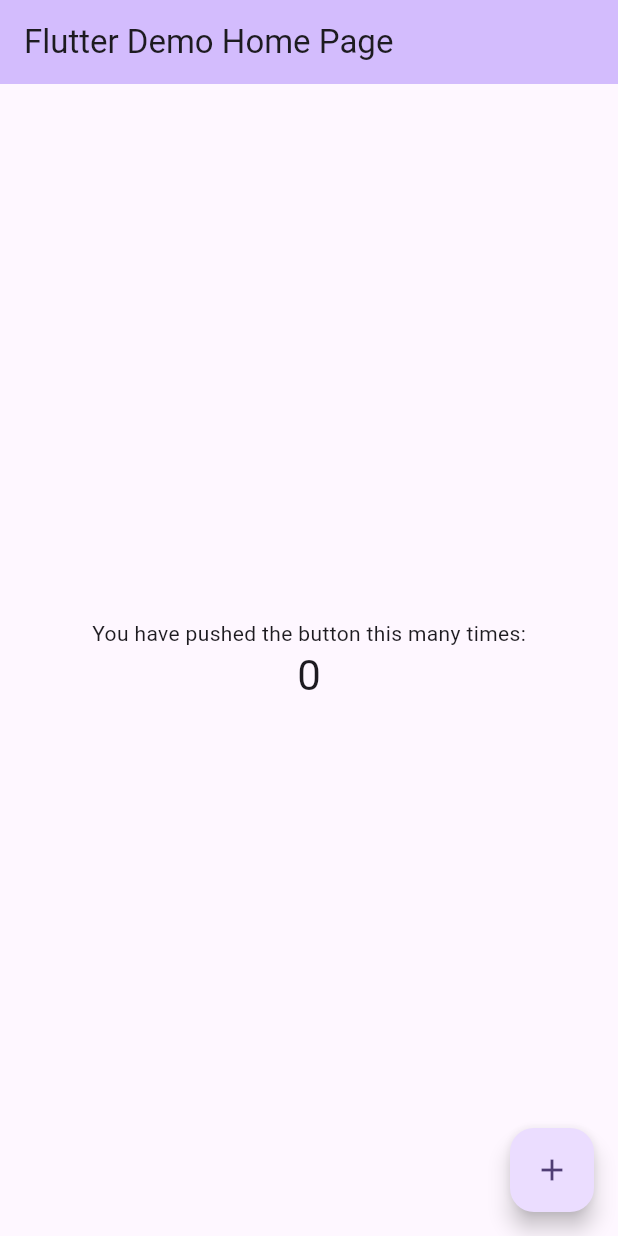
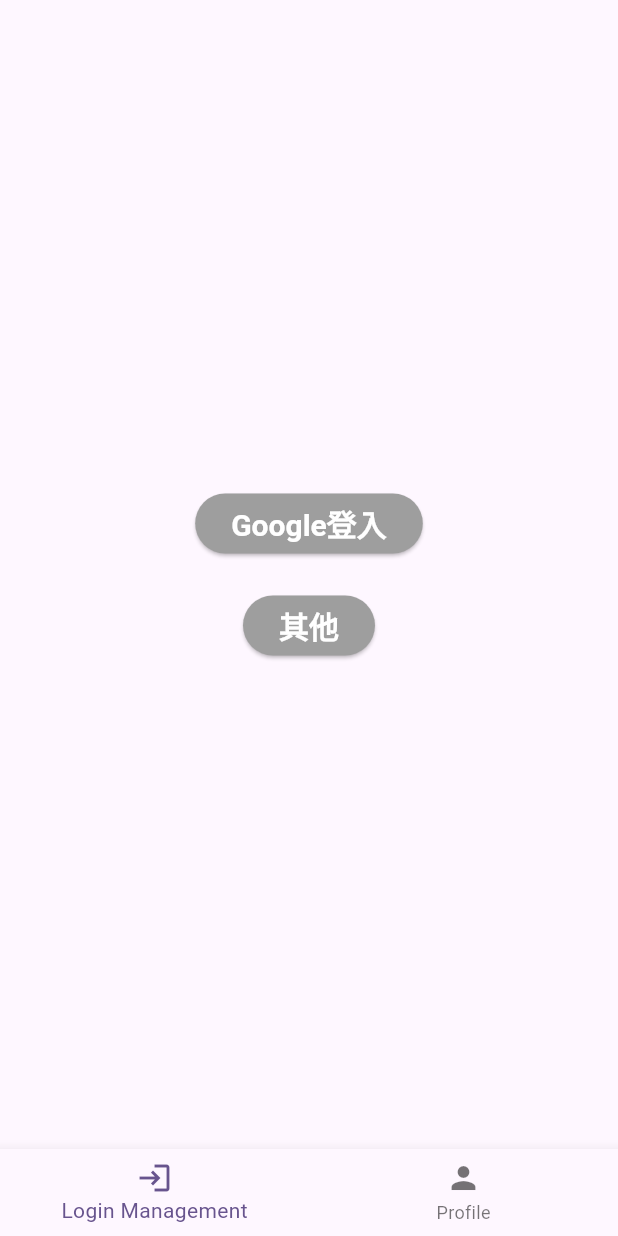
Before and after one commit to nelsonchung/nelson_firebase, a Flutter app: the screen it shows after launch, on a phone screen of 412 x 824 dp. Run offline on Flutter 3.47's test engine with Material 2 defaults, Android fonts, the phone set to English and light mode, and no system bars; our stand-ins replace firebase_core; accounts and stored records are empty.

Commit message:
Commit all files in order to do flutter upgrade

```diff
--- /dev/null
+++ b/lib/home_page.dart
@@ -0,0 +1,41 @@
+import 'package:flutter/material.dart';
+import 'login_management_page.dart';
+import 'profile_page.dart';
+
+class HomePage extends StatefulWidget {
+  @override
+  _HomePageState createState() => _HomePageState();
+}
+
+class _HomePageState extends State<HomePage> {
+  int _currentIndex = 0;
+  final List<Widget> _pages = [
+    LoginManagementPage(),
+    ProfilePage(),
+  ];
+
+  @override
+  Widget build(BuildContext context) {
+    return Scaffold(
+      body: _pages[_currentIndex],
+      bottomNavigationBar: BottomNavigationBar(
+        currentIndex: _currentIndex,
+        onTap: (index) {
+          setState(() {
+            _currentIndex = index;
+          });
+        },
+        items: [
+          BottomNavigationBarItem(
+            icon: Icon(Icons.login),
+            label: 'Login Management',
+          ),
+          BottomNavigationBarItem(
+            icon: Icon(Icons.person),
+            label: 'Profile',
+          ),
+        ],
+      ),
+    );
+  }
+}
--- /dev/null
+++ b/lib/login_management_page.dart
@@ -0,0 +1,51 @@
+import 'package:flutter/material.dart';
+//import 'login_google.dart'; // Import the LoginGooglePage
+
+class LoginManagementPage extends StatelessWidget {
+  @override
+  Widget build(BuildContext context) {
+    return Scaffold(
+      body: Center(
+        child: Column(
+          mainAxisAlignment: MainAxisAlignment.center,
+          children: [
+            ElevatedButton(
+              onPressed: () {
+                /*
+                Navigator.push(
+                  context,
+                  MaterialPageRoute(builder: (context) => LoginGooglePage()), // Navigate to LoginGooglePage when the button is pressed
+                );
+                */
+              },
+              style: ElevatedButton.styleFrom(
+                primary: Colors.grey, // Background color
+                onPrimary: Colors.white, // Text color
+                textStyle: TextStyle(
+                  fontWeight: FontWeight.bold,
+                  fontSize: 20,
+                ),
+              ),
+              child: Text('Google登入'),
+            ),
+            SizedBox(height: 20), // To provide some space between the buttons
+            ElevatedButton(
+              onPressed: () {
+                // Implement other login logic here
+              },
+              style: ElevatedButton.styleFrom(
+                primary: Colors.grey, // Background color
+                onPrimary: Colors.white, // Text color
+                textStyle: TextStyle(
+                  fontWeight: FontWeight.bold,
+                  fontSize: 20,
+                ),
+              ),
+              child: Text('其他'),
+            ),
+          ],
+        ),
+      ),
+    );
+  }
+}
--- a/lib/main.dart
+++ b/lib/main.dart
@@ -1,125 +1,72 @@
 import 'package:flutter/material.dart';
+import 'dart:async';
+import 'home_page.dart';
+//for firebase
+import 'package:firebase_core/firebase_core.dart';
+import 'firebase_options.dart';
 
 void main() {
   runApp(const MyApp());
 }
 
 class MyApp extends StatelessWidget {
-  const MyApp({super.key});
+  const MyApp({Key? key}) : super(key: key);
 
-  // This widget is the root of your application.
   @override
   Widget build(BuildContext context) {
     return MaterialApp(
       title: 'Flutter Demo',
       theme: ThemeData(
-        // This is the theme of your application.
-        //
-        // TRY THIS: Try running your application with "flutter run". You'll see
-        // the application has a blue toolbar. Then, without quitting the app,
-        // try changing the seedColor in the colorScheme below to Colors.green
-        // and then invoke "hot reload" (save your changes or press the "hot
-        // reload" button in a Flutter-supported IDE, or press "r" if you used
-        // the command line to start the app).
-        //
-        // Notice that the counter didn't reset back to zero; the application
-        // state is not lost during the reload. To reset the state, use hot
-        // restart instead.
-        //
-        // This works for code too, not just values: Most code changes can be
-        // tested with just a hot reload.
         colorScheme: ColorScheme.fromSeed(seedColor: Colors.deepPurple),
         useMaterial3: true,
       ),
-      home: const MyHomePage(title: 'Flutter Demo Home Page'),
+      home: SplashScreen(),
     );
   }
 }
 
-class MyHomePage extends StatefulWidget {
-  const MyHomePage({super.key, required this.title});
+class SplashScreen extends StatefulWidget {
+  @override
+  _SplashScreenState createState() => _SplashScreenState();
+}
 
-  // This widget is the home page of your application. It is stateful, meaning
-  // that it has a State object (defined below) that contains fields that affect
-  // how it looks.
-
-  // This class is the configuration for the state. It holds the values (in this
-  // case the title) provided by the parent (in this case the App widget) and
-  // used by the build method of the State. Fields in a Widget subclass are
-  // always marked "final".
-
-  final String title;
+class _SplashScreenState extends State<SplashScreen> {
+  int imageIndex = 0;
+  List<String> images = ['assets/1.jpg', 'assets/2.jpg'];
 
   @override
-  State<MyHomePage> createState() => _MyHomePageState();
-}
+  void initState() {
+    super.initState();
+    _initializeFirebase();
+    _updateView();
+  }
 
-class _MyHomePageState extends State<MyHomePage> {
-  int _counter = 0;
+  Future<void> _initializeFirebase() async {
+    await Firebase.initializeApp(
+      options: DefaultFirebaseOptions.currentPlatform,
+    );
+  }
 
-  void _incrementCounter() {
-    setState(() {
-      // This call to setState tells the Flutter framework that something has
-      // changed in this State, which causes it to rerun the build method below
-      // so that the display can reflect the updated values. If we changed
-      // _counter without calling setState(), then the build method would not be
-      // called again, and so nothing would appear to happen.
-      _counter++;
+  _updateView() {
+    Future.delayed(Duration(seconds: 3), () {  // Remove the R after 3
+      if (imageIndex < images.length - 1) {
+        setState(() {
+          imageIndex++;
+        });
+        _updateView();
+      } else {
+        Navigator.pushReplacement(
+            context, MaterialPageRoute(builder: (_) => HomePage()));
+      }
     });
   }
 
   @override
   Widget build(BuildContext context) {
-    // This method is rerun every time setState is called, for instance as done
-    // by the _incrementCounter method above.
-    //
-    // The Flutter framework has been optimized to make rerunning build methods
-    // fast, so that you can just rebuild anything that needs updating rather
-    // than having to individually change instances of widgets.
     return Scaffold(
-      appBar: AppBar(
-        // TRY THIS: Try changing the color here to a specific color (to
-        // Colors.amber, perhaps?) and trigger a hot reload to see the AppBar
-        // change color while the other colors stay the same.
-        backgroundColor: Theme.of(context).colorScheme.inversePrimary,
-        // Here we take the value from the MyHomePage object that was created by
-        // the App.build method, and use it to set our appbar title.
-        title: Text(widget.title),
+      body: Center(
+        child: Image.asset(images[imageIndex]),
       ),
-      body: Center(
-        // Center is a layout widget. It takes a single child and positions it
-        // in the middle of the parent.
-        child: Column(
-          // Column is also a layout widget. It takes a list of children and
-          // arranges them vertically. By default, it sizes itself to fit its
-          // children horizontally, and tries to be as tall as its parent.
-          //
-          // Column has various properties to control how it sizes itself and
-          // how it positions its children. Here we use mainAxisAlignment to
-          // center the children vertically; the main axis here is the vertical
-          // axis because Columns are vertical (the cross axis would be
-          // horizontal).
-          //
-          // TRY THIS: Invoke "debug painting" (choose the "Toggle Debug Paint"
-          // action in the IDE, or press "p" in the console), to see the
-          // wireframe for each widget.
-          mainAxisAlignment: MainAxisAlignment.center,
-          children: <Widget>[
-            const Text(
-              'You have pushed the button this many times:',
-            ),
-            Text(
-              '$_counter',
-              style: Theme.of(context).textTheme.headlineMedium,
-            ),
-          ],
-        ),
-      ),
-      floatingActionButton: FloatingActionButton(
-        onPressed: _incrementCounter,
-        tooltip: 'Increment',
-        child: const Icon(Icons.add),
-      ), // This trailing comma makes auto-formatting nicer for build methods.
     );
   }
 }
--- a/pubspec.yaml
+++ b/pubspec.yaml
@@ -35,6 +35,9 @@
   # The following adds the Cupertino Icons font to your application.
   # Use with the CupertinoIcons class for iOS style icons.
   cupertino_icons: ^1.0.2
+  firebase_auth: ^4.9.0
+  google_sign_in: ^6.1.5
+  shared_preferences: ^2.2.1
 
 dev_dependencies:
   flutter_test:
@@ -62,6 +65,9 @@
   # assets:
   #   - images/a_dot_burr.jpeg
   #   - images/a_dot_ham.jpeg
+  assets:
+      - assets/1.jpg
+      - assets/2.jpg
 
   # An image asset can refer to one or more resolution-specific "variants", see
   # https://flutter.dev/assets-and-images/#resolution-aware
```
Also changed, not shown: lib/profile_page.dart (added, +10 -0 lines), assets/2.jpg (added), lib/firebase_options.dart (added), pubspec.lock, 25 other files.
